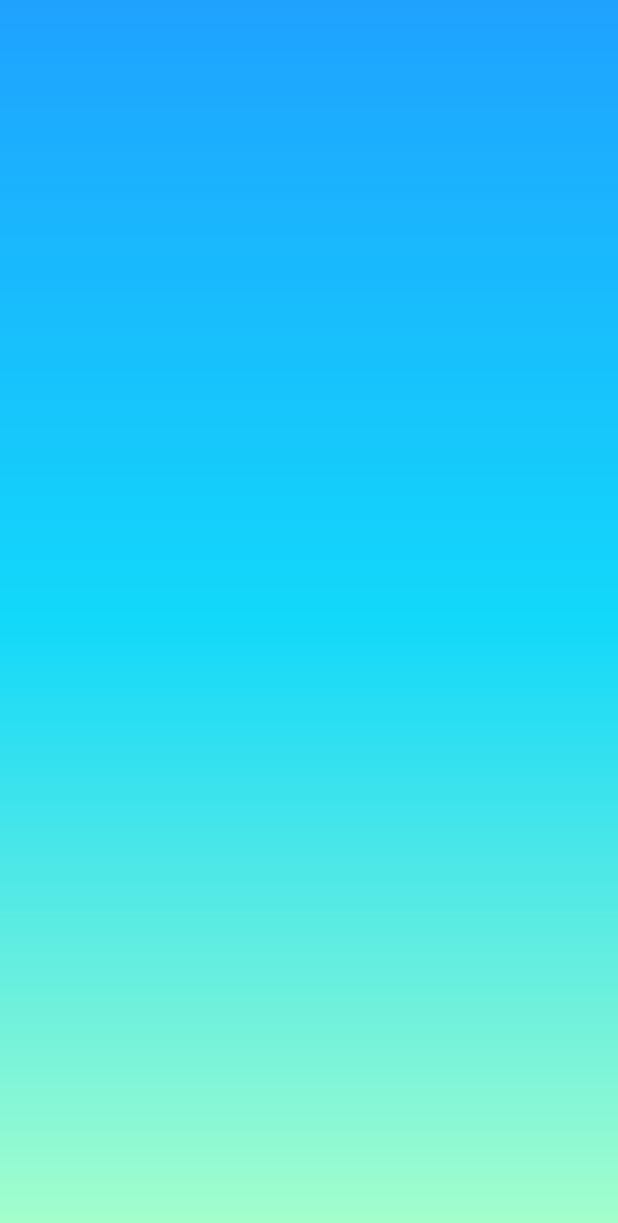
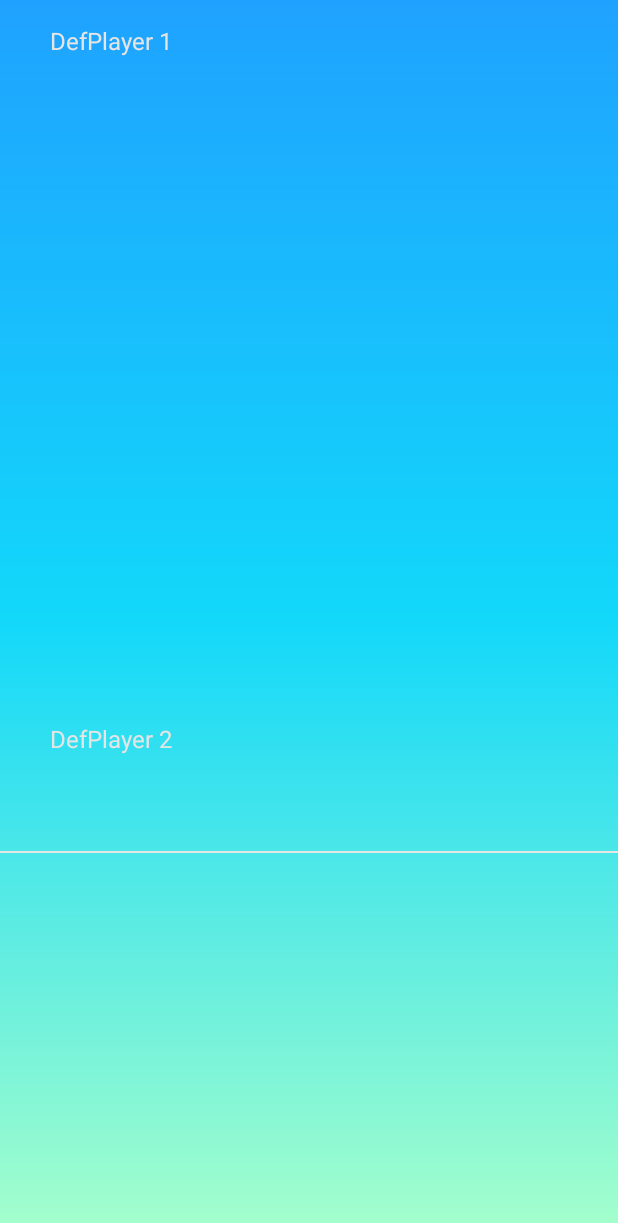
Before and after one commit to DemRossi/Pietjesbak, an Android app: the layout activity_main.xml on its own in the app's theme, with its tools: preview values and no code run, on a phone screen of 412 x 824 dp. Shown: the top 1223 px of the screen. Run offline under Robolectric (Android 15) with nearby library versions, the phone set to English and light mode, and no system bars.

Commit message:
started layout main

```diff
--- a/app/src/main/AndroidManifest.xml
+++ b/app/src/main/AndroidManifest.xml
@@ -9,7 +9,7 @@
         android:roundIcon="@mipmap/ic_pietjesbak_launcher"
         android:supportsRtl="true"
         android:theme="@style/MaterialLight">
-        <activity android:name=".LoginActivity">
+        <activity android:name=".MainActivity">
             <intent-filter>
                 <action android:name="android.intent.action.MAIN" />
 
--- a/app/src/main/res/layout/activity_main.xml
+++ b/app/src/main/res/layout/activity_main.xml
@@ -1,13 +1,49 @@
 <?xml version="1.0" encoding="utf-8"?>
 <androidx.constraintlayout.widget.ConstraintLayout
     xmlns:android="http://schemas.android.com/apk/res/android"
+    xmlns:app="http://schemas.android.com/apk/res-auto"
     xmlns:tools="http://schemas.android.com/tools"
     android:layout_width="match_parent"
     android:background="@drawable/gradient"
     android:layout_height="match_parent"
     tools:context=".MainActivity">
-<!--    xmlns:app="http://schemas.android.com/apk/res-auto"-->
 
+    <TextView
+        android:layout_width="wrap_content"
+        android:layout_height="wrap_content"
+        android:text="DefPlayer 1"
+        android:textColor="@color/colorAccent"
+        android:textSize="16sp"
+        android:fontWeight="800"
+        app:layout_constraintBottom_toBottomOf="parent"
+        app:layout_constraintHorizontal_bias="0.1"
+        app:layout_constraintLeft_toLeftOf="parent"
+        app:layout_constraintRight_toRightOf="parent"
+        app:layout_constraintTop_toTopOf="parent"
+        app:layout_constraintVertical_bias="0.02"/>
 
+    <TextView
+        android:layout_width="wrap_content"
+        android:layout_height="wrap_content"
+        android:text="DefPlayer 2"
+        android:textColor="@color/colorAccent"
+        android:textSize="16sp"
+        android:fontWeight="800"
+        app:layout_constraintBottom_toBottomOf="parent"
+        app:layout_constraintHorizontal_bias="0.1"
+        app:layout_constraintLeft_toLeftOf="parent"
+        app:layout_constraintRight_toRightOf="parent"
+        app:layout_constraintTop_toTopOf="parent"
+        app:layout_constraintVertical_bias="0.6"/>
 
+    <View
+        android:layout_width="match_parent"
+        android:layout_height="1dp"
+        android:background="@color/colorAccent"
+        app:layout_constraintBottom_toBottomOf="parent"
+        app:layout_constraintHorizontal_bias="0.1"
+        app:layout_constraintLeft_toLeftOf="parent"
+        app:layout_constraintRight_toRightOf="parent"
+        app:layout_constraintTop_toTopOf="parent"
+        app:layout_constraintVertical_bias="0.69"/>
 </androidx.constraintlayout.widget.ConstraintLayout>
```
